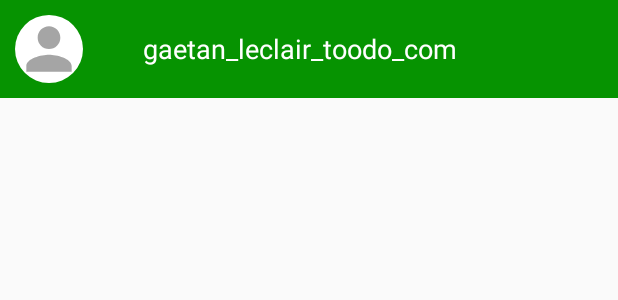
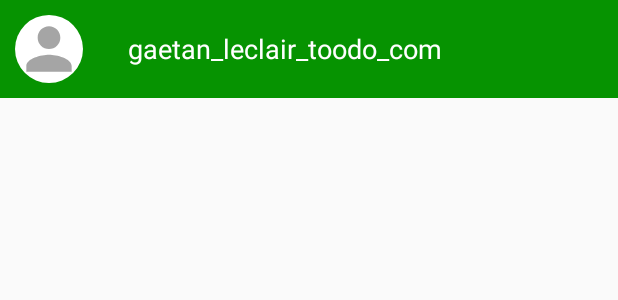
Before and after one commit to sutakos/PowerHome, an Android app: the layout nav_header.xml on its own in the app's theme, with its tools: preview values and no code run, on a phone screen of 412 x 824 dp. Shown: the top 300 px of the screen. Run offline under Robolectric (Android 15) with nearby library versions, the phone set to English and light mode, and no system bars.

```diff
--- a/app/src/main/res/layout/nav_header.xml
+++ b/app/src/main/res/layout/nav_header.xml
@@ -17,7 +17,7 @@
             android:layout_height="45dp"
             android:src="@drawable/baseline_person_24"
             android:layout_gravity="start"
-            android:layout_marginEnd="40dp"
+            android:layout_marginEnd="30dp"
             android:background="@drawable/cercle_blanc" />
 
         <TextView
```
